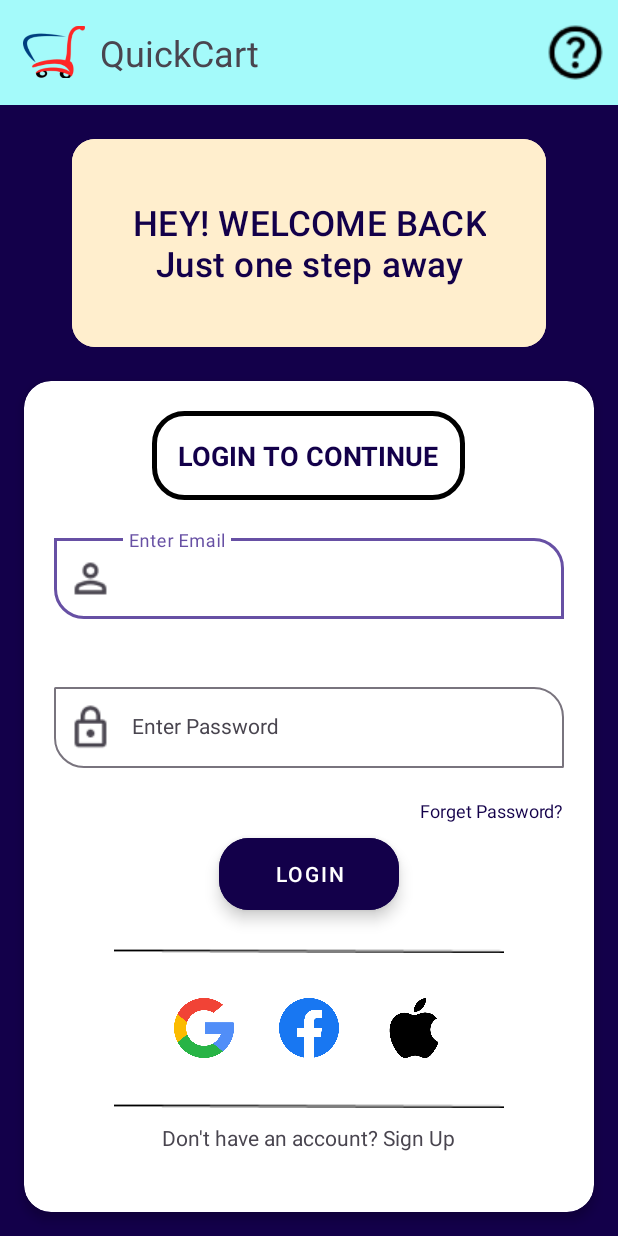
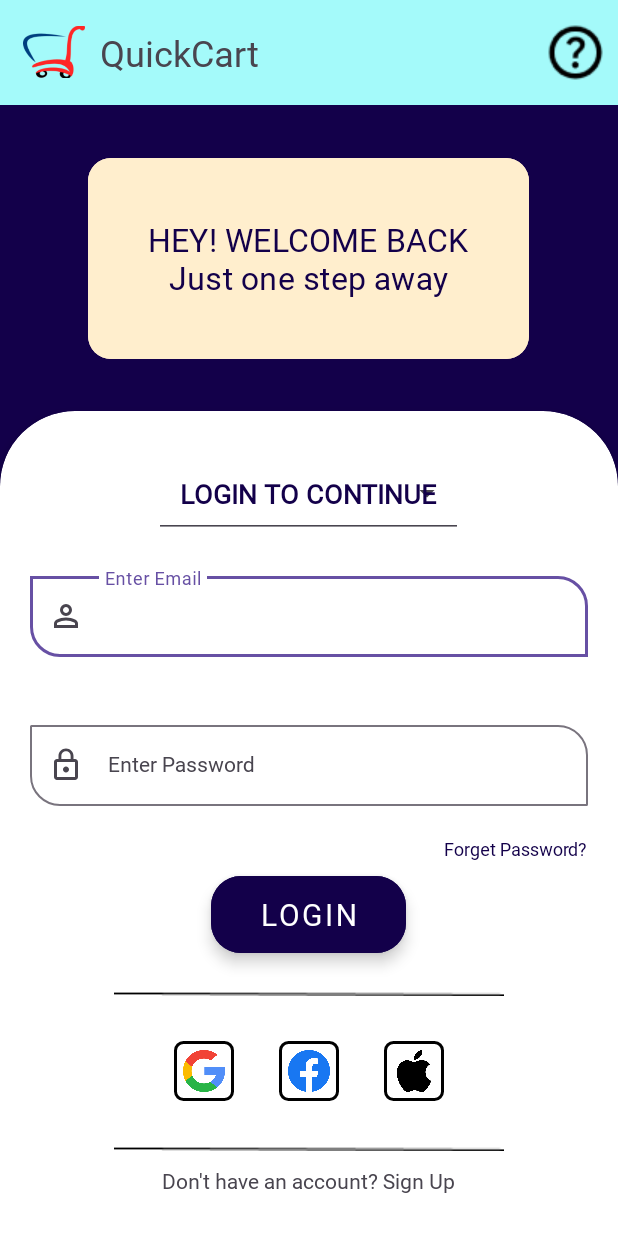
Before and after one commit to VrushabhHirapOfficial/QuickCart, an Android app: the LoginActivity screen opened directly, with no data from a screen before it, on a phone screen of 412 x 824 dp. Run offline under Robolectric (Android 15) with nearby library versions, the light colour scheme and no system bars.

Commit message:
Nitin na kadhlya chukaa

```diff
--- /dev/null
+++ b/app/src/main/res/drawable/baseline_mail_24.xml
@@ -0,0 +1,5 @@
+<vector xmlns:android="http://schemas.android.com/apk/res/android" android:height="24dp" android:tint="#13004A" android:viewportHeight="24" android:viewportWidth="24" android:width="24dp">
+
+    <path android:fillColor="@android:color/white" android:pathData="M20,4L4,4c-1.1,0 -1.99,0.9 -1.99,2L2,18c0,1.1 0.9,2 2,2h16c1.1,0 2,-0.9 2,-2L22,6c0,-1.1 -0.9,-2 -2,-2zM20,8l-8,5 -8,-5L4,6l8,5 8,-5v2z"/>
+
+</vector>
--- /dev/null
+++ b/app/src/main/res/drawable/lock.xml
@@ -0,0 +1,5 @@
+<vector xmlns:android="http://schemas.android.com/apk/res/android" android:height="24dp" android:tint="#13004A" android:viewportHeight="24" android:viewportWidth="24" android:width="24dp">
+
+    <path android:fillColor="@android:color/white" android:pathData="M12,17c1.1,0 2,-0.9 2,-2s-0.9,-2 -2,-2s-2,0.9 -2,2S10.9,17 12,17zM18,8h-1V6c0,-2.76 -2.24,-5 -5,-5S7,3.24 7,6v2H6c-1.1,0 -2,0.9 -2,2v10c0,1.1 0.9,2 2,2h12c1.1,0 2,-0.9 2,-2V10C20,8.9 19.1,8 18,8zM8.9,6c0,-1.71 1.39,-3.1 3.1,-3.1s3.1,1.39 3.1,3.1v2H8.9V6zM18,20H6V10h12V20z"/>
+
+</vector>
--- /dev/null
+++ b/app/src/main/res/drawable/mail.xml
@@ -0,0 +1,5 @@
+<vector xmlns:android="http://schemas.android.com/apk/res/android" android:height="24dp" android:tint="#13004A" android:viewportHeight="24" android:viewportWidth="24" android:width="24dp">
+
+    <path android:fillColor="@android:color/white" android:pathData="M20,4L4,4c-1.1,0 -1.99,0.9 -1.99,2L2,18c0,1.1 0.9,2 2,2h16c1.1,0 2,-0.9 2,-2L22,6c0,-1.1 -0.9,-2 -2,-2zM20,18L4,18L4,8l8,5 8,-5v10zM12,11L4,6h16l-8,5z"/>
+
+</vector>
--- /dev/null
+++ b/app/src/main/res/drawable/person.xml
@@ -0,0 +1,10 @@
+<vector xmlns:android="http://schemas.android.com/apk/res/android"
+    android:width="24dp"
+    android:height="24dp"
+    android:viewportWidth="960"
+    android:viewportHeight="960"
+    android:tint="?attr/colorControlNormal">
+  <path
+      android:fillColor="@android:color/white"
+      android:pathData="M480,480Q414,480 367,433Q320,386 320,320Q320,254 367,207Q414,160 480,160Q546,160 593,207Q640,254 640,320Q640,386 593,433Q546,480 480,480ZM160,800L160,688Q160,654 177.5,625.5Q195,597 224,582Q286,551 350,535.5Q414,520 480,520Q546,520 610,535.5Q674,551 736,582Q765,597 782.5,625.5Q800,654 800,688L800,800L160,800ZM240,720L720,720L720,688Q720,677 714.5,668Q709,659 700,654Q646,627 591,613.5Q536,600 480,600Q424,600 369,613.5Q314,627 260,654Q251,659 245.5,668Q240,677 240,688L240,720ZM480,400Q513,400 536.5,376.5Q560,353 560,320Q560,287 536.5,263.5Q513,240 480,240Q447,240 423.5,263.5Q400,287 400,320Q400,353 423.5,376.5Q447,400 480,400ZM480,320Q480,320 480,320Q480,320 480,320Q480,320 480,320Q480,320 480,320Q480,320 480,320Q480,320 480,320Q480,320 480,320Q480,320 480,320ZM480,720L480,720Q480,720 480,720Q480,720 480,720Q480,720 480,720Q480,720 480,720Q480,720 480,720Q480,720 480,720Q480,720 480,720Q480,720 480,720L480,720Z"/>
+</vector>
--- /dev/null
+++ b/app/src/main/res/drawable/square.xml
@@ -0,0 +1,16 @@
+<?xml version="1.0" encoding="utf-8"?>
+<shape xmlns:android="http://schemas.android.com/apk/res/android"
+    android:shape="rectangle">
+    <stroke
+        android:width="2dp"
+        android:color="@color/black">
+
+    </stroke>
+    <corners
+        android:radius="5dp">
+
+    </corners>
+
+
+
+</shape>
--- /dev/null
+++ b/app/src/main/res/font/font.xml
@@ -0,0 +1,3 @@
+<?xml version="1.0" encoding="utf-8"?>
+<font-family xmlns:android="http://schemas.android.com/apk/res/android">
+</font-family>
--- a/app/src/main/res/layout/activity_login.xml
+++ b/app/src/main/res/layout/activity_login.xml
@@ -31,6 +31,7 @@
         </ImageView>
 
         <TextView
+            android:fontFamily="@font/quick_font"
             android:id="@+id/quickcartnameinloginview"
             android:layout_width="wrap_content"
             android:layout_height="wrap_content"
@@ -60,44 +61,44 @@
     <androidx.cardview.widget.CardView
         android:id="@+id/cardview"
         android:layout_width="match_parent"
-        android:layout_height="wrap_content"
+        android:layout_height="600dp"
         app:layout_constraintStart_toStartOf="parent"
         app:layout_constraintEnd_toEndOf="parent"
         app:layout_constraintBottom_toBottomOf="parent"
-        android:layout_margin="16dp"
-        app:cardCornerRadius="18dp"
+        android:layout_marginBottom="-50dp"
+        app:cardCornerRadius="50dp"
         app:cardElevation="4dp">
 
         <!-- Content inside the CardView -->
         <LinearLayout
             android:layout_width="match_parent"
-            android:layout_height="wrap_content"
+            android:layout_height="600dp"
             android:orientation="vertical">
 
             <TextView
                 android:id="@+id/Logintocontinue_tv"
-                android:layout_marginTop="20dp"
+                style="@style/Widget.AppCompat.Spinner.Underlined"
                 android:layout_width="wrap_content"
                 android:layout_height="wrap_content"
-                android:background="@drawable/rectangle"
+                android:layout_gravity="center"
+                android:layout_marginTop="25dp"
                 android:padding="17dp"
+                android:fontFamily="@font/quick_font"
                 android:text="@string/login_to_continue"
-                android:textStyle="bold"
+                android:textColor="@color/AccentColor"
                 android:textSize="18sp"
-                android:layout_gravity="center"
-                style="@style/Widget.AppCompat.Spinner.Underlined"
-                android:textColor="@color/AccentColor" />
+                android:textStyle="bold" />
 
             <com.google.android.material.textfield.TextInputLayout
                 android:id="@+id/enter_email"
                 android:layout_width="match_parent"
                 android:layout_height="wrap_content"
-                app:startIconDrawable="@drawable/person"
                 android:padding="20dp"
+                app:boxCornerRadiusBottomEnd="1dp"
+                app:boxCornerRadiusBottomStart="20dp"
+                app:boxCornerRadiusTopEnd="20dp"
                 app:boxCornerRadiusTopStart="1dp"
-                app:boxCornerRadiusTopEnd="20dp"
-                app:boxCornerRadiusBottomStart="20dp"
-                app:boxCornerRadiusBottomEnd="1dp">
+                app:startIconDrawable="@drawable/person">
 
                 <com.google.android.material.textfield.TextInputEditText
                     android:id="@+id/etname"
@@ -105,22 +106,23 @@
                     android:layout_width="match_parent"
                     android:layout_height="wrap_content"
                     android:hint="@string/enter_email"
-                    android:textColorHint="@color/AccentColor"
+                    android:fontFamily="@font/quick_font"
                     android:paddingStart="50dp"
-                    android:shadowRadius="20" />
+                    android:shadowRadius="15"
+                    android:textColorHint="@color/AccentColor" />
             </com.google.android.material.textfield.TextInputLayout>
 
             <com.google.android.material.textfield.TextInputLayout
                 android:id="@+id/enter_pass"
                 android:layout_width="match_parent"
                 android:layout_height="wrap_content"
-                app:startIconDrawable="@drawable/lock"
+                android:padding="20dp"
+                app:boxCornerRadiusBottomEnd="1dp"
+                app:boxCornerRadiusBottomStart="20dp"
+                app:boxCornerRadiusTopEnd="20dp"
+                app:boxCornerRadiusTopStart="1dp"
                 app:endIconDrawable="@drawable/notvisible"
-                android:padding="20dp"
-                app:boxCornerRadiusTopStart="1dp"
-                app:boxCornerRadiusTopEnd="20dp"
-                app:boxCornerRadiusBottomStart="20dp"
-                app:boxCornerRadiusBottomEnd="1dp">
+                app:startIconDrawable="@drawable/lock">
 
                 <com.google.android.material.textfield.TextInputEditText
                     android:id="@+id/etpass"
@@ -128,35 +130,38 @@
                     android:layout_width="match_parent"
                     android:layout_height="wrap_content"
                     android:hint="@string/enter_password"
-                    android:textColorHint="@color/AccentColor"
+                    android:fontFamily="@font/quick_font"
                     android:paddingStart="50dp"
-                    android:shadowRadius="20" />
+                    android:shadowRadius="15"
+                    android:textColorHint="@color/AccentColor" />
             </com.google.android.material.textfield.TextInputLayout>
 
             <TextView
                 android:id="@+id/tv_forget_pass"
                 android:layout_width="wrap_content"
                 android:layout_height="wrap_content"
+                android:layout_gravity="right"
+                android:fontFamily="@font/quick_font"
+                android:layout_marginEnd="20dp"
                 android:text="@string/forget_password"
                 android:textColor="@color/AccentColor"
-                android:textSize="12sp"
-                android:layout_gravity="right"
-                android:layout_marginEnd="20dp">
+                android:textSize="12sp">
 
             </TextView>
 
             <com.google.android.material.button.MaterialButton
                 android:id="@+id/login_button"
                 style="@style/Widget.MaterialComponents.ExtendedFloatingActionButton"
-                android:layout_width="wrap_content"
+                android:layout_width="130dp"
                 android:layout_height="wrap_content"
+                android:layout_gravity="center"
+                android:fontFamily="@font/quick_font"
+                android:layout_marginTop="10dp"
+                android:backgroundTint="@color/AccentColor"
+                android:text="@string/login"
+                android:textSize="20sp"
                 android:textColor="@color/white"
-                android:text="@string/login"
-                android:backgroundTint="@color/AccentColor"
-                app:cornerRadius="20dp"
-                android:layout_marginTop="10dp"
-
-                android:layout_gravity="center">
+                app:cornerRadius="20dp">
 
             </com.google.android.material.button.MaterialButton>
 
@@ -164,71 +169,77 @@
             <ImageView
                 android:layout_width="260dp"
                 android:layout_height="wrap_content"
-                android:src="@drawable/line"
+                android:layout_gravity="center"
                 android:layout_marginTop="25dp"
-                android:layout_gravity="center">
+                android:src="@drawable/line">
 
             </ImageView>
+
             <LinearLayout
                 android:layout_width="wrap_content"
                 android:layout_height="wrap_content"
+                android:layout_gravity="center"
                 android:layout_marginTop="20dp"
                 android:layout_marginBottom="20dp"
-                android:padding="10dp"
-                android:layout_gravity="center"
-                android:orientation="horizontal">
+                android:orientation="horizontal"
+                android:padding="10dp">
+
                 <ImageView
                     android:id="@+id/iv_google_login"
                     android:layout_width="40dp"
+                    android:background="@drawable/square"
+                    android:padding="6dp"
                     android:layout_height="40dp"
                     android:layout_marginEnd="30dp"
                     android:src="@drawable/google">
 
                 </ImageView>
+
                 <ImageView
                     android:id="@+id/iv_facebook_login"
                     android:layout_width="40dp"
                     android:layout_height="40dp"
+                    android:padding="6dp"
+                    android:background="@drawable/square"
                     android:layout_marginEnd="30dp"
                     android:src="@drawable/facebook">
 
                 </ImageView>
+
                 <ImageView
                     android:id="@+id/iv_apple_login"
                     android:layout_width="40dp"
+                    android:background="@drawable/square"
+                    android:padding="6dp"
                     android:layout_height="40dp"
                     android:src="@drawable/apple">
 
                 </ImageView>
             </LinearLayout>
+
             <ImageView
                 android:layout_width="260dp"
                 android:layout_height="wrap_content"
+                android:layout_gravity="center"
+                android:layout_marginBottom="10dp"
                 android:contentDescription="@string/displaymessage"
-                android:src="@drawable/line"
-                android:layout_gravity="center"
-                android:layout_marginBottom="10dp">
+                android:src="@drawable/line">
 
             </ImageView>
 
             <TextView
+                android:id="@+id/noacc"
                 android:layout_width="wrap_content"
                 android:layout_height="wrap_content"
-                android:text="@string/don_t_have_an_account_sign_up"
-                android:id="@+id/noacc"
+                android:fontFamily="@font/quick_font"
                 android:layout_gravity="center"
-                android:layout_marginBottom="40dp">
+                android:layout_marginBottom="40dp"
+                android:text="@string/don_t_have_an_account_sign_up">
 
             </TextView>
 
 
-
         </LinearLayout>
-
-
-
-
-
 
 
     </androidx.cardview.widget.CardView>
@@ -236,6 +247,7 @@
     <com.google.android.material.button.MaterialButton
         android:layout_width="wrap_content"
         android:layout_height="wrap_content"
+        android:fontFamily="@font/quick_font"
         app:layout_constraintBottom_toTopOf="@+id/cardview"
         app:layout_constraintEnd_toEndOf="parent"
         app:layout_constraintHorizontal_bias="0.498"
@@ -244,7 +256,7 @@
         app:cornerRadius="15dp"
         android:text="@string/hey_welcome_back_njust_one_step_away"
         android:padding="40dp"
-        android:textSize="23sp"
+        android:textSize="21sp"
         android:textColor="@color/AccentColor"
         app:layout_constraintTop_toBottomOf="@+id/upper_menu_bar">
 
```
Also changed, not shown: app/src/main/res/drawable/personone.xml (added, +10 -0 lines), app/src/main/res/layout/activity_sign_up.xml (+28 -12 lines), app/src/main/res/drawable/lock.png (deleted), app/src/main/res/drawable/mail.png (deleted), app/src/main/res/drawable/person.png (deleted), 1 other file.
